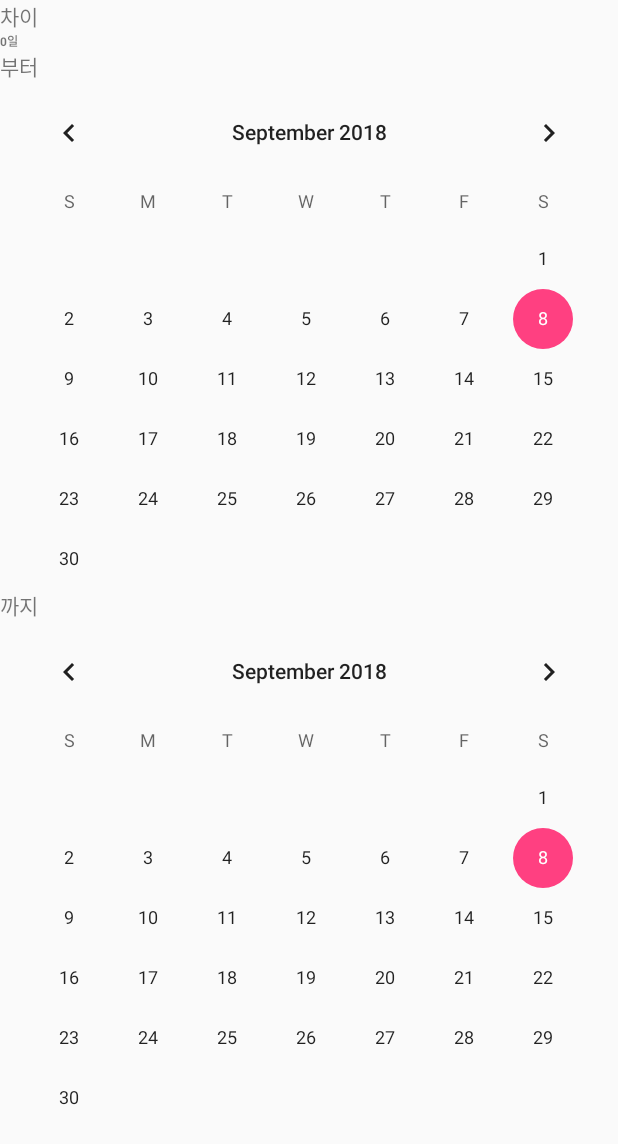
After one commit to sunsun4343/DateCalc, an Android app: the BetweenDateActivity screen opened directly, with no data from a screen before it, on a phone screen of 412 x 824 dp. The commit adds this screen. Shown: the top 1144 px of the screen. Run offline under Robolectric (Android 15) with nearby library versions, the phone set to English and light mode, and no system bars.

Commit message:
기능제작

```diff
--- /dev/null
+++ b/app/src/main/java/ts/u/datecalc/BetweenDateActivity.java
@@ -0,0 +1,91 @@
+package ts.u.datecalc;
+
+import android.os.Debug;
+import android.support.annotation.NonNull;
+import android.support.v7.app.AppCompatActivity;
+import android.os.Bundle;
+import android.util.Log;
+import android.widget.CalendarView;
+import android.widget.TextView;
+
+import org.w3c.dom.Text;
+
+import java.util.Calendar;
+import java.util.Date;
+import java.util.GregorianCalendar;
+
+public class BetweenDateActivity extends AppCompatActivity {
+
+    CalendarView calendarView_from;
+    CalendarView calendarView_to;
+    TextView textView_result;
+
+    Calendar fromCalendar;
+    Calendar toCalendar;
+
+    Date fromDate;
+    Date toDate;
+
+    int differenceDay = 0;
+
+    @Override
+    protected void onCreate(Bundle savedInstanceState) {
+        super.onCreate(savedInstanceState);
+        setContentView(R.layout.activity_between_date);
+
+        calendarView_from = (CalendarView)findViewById(R.id.calendarView_from);
+        calendarView_to = (CalendarView)findViewById(R.id.calendarView_to);
+        textView_result = (TextView)findViewById(R.id.textView_result);
+
+        fromDate = new Date(calendarView_from.getDate());
+        toDate = new Date(calendarView_to.getDate());
+
+        fromCalendar = Calendar.getInstance();
+        toCalendar = Calendar.getInstance();
+
+        fromCalendar.setTime(fromDate);
+        toCalendar.setTime(toDate);
+
+        Calc();
+
+        calendarView_from.setOnDateChangeListener(new CalendarView.OnDateChangeListener() {
+            @Override
+            public void onSelectedDayChange(@NonNull CalendarView view, int year, int month, int dayOfMonth) {
+                fromCalendar.clear();
+                fromCalendar.set(year, month, dayOfMonth);
+                Calc();
+            }
+        });
+
+        calendarView_to.setOnDateChangeListener(new CalendarView.OnDateChangeListener() {
+            @Override
+            public void onSelectedDayChange(@NonNull CalendarView view, int year, int month, int dayOfMonth) {
+                toCalendar.clear();
+                toCalendar.set(year, month, dayOfMonth);
+                Calc();
+            }
+        });
+
+
+    }
+
+    void Calc(){
+
+        long fromMS = fromCalendar.getTimeInMillis();
+        long fromS = (long)(fromMS / 1000);
+        long fromM = (long)(fromS / 60);
+        long fromH = (long)(fromM / 60);
+        int fromD = (int)(fromH / 24);
+
+        long toMS = toCalendar.getTimeInMillis();
+        long toS = (long)(toMS / 1000);
+        long toM = (long)(toS / 60);
+        long toH = (long)(toM / 60);
+        int toD = (int)(toH / 24);
+
+        differenceDay = toD - fromD;
+
+        textView_result.setText(differenceDay + "일");
+    }
+
+}
--- /dev/null
+++ b/app/src/main/res/layout/activity_between_date.xml
@@ -0,0 +1,58 @@
+<?xml version="1.0" encoding="utf-8"?>
+<LinearLayout xmlns:android="http://schemas.android.com/apk/res/android"
+    xmlns:app="http://schemas.android.com/apk/res-auto"
+    xmlns:tools="http://schemas.android.com/tools"
+    android:layout_width="match_parent"
+    android:layout_height="match_parent"
+    android:orientation="vertical"
+    tools:context=".BetweenDateActivity">
+
+    <TextView
+        android:id="@+id/textView3"
+        android:layout_width="match_parent"
+        android:layout_height="wrap_content"
+        android:text="차이" />
+
+    <TextView
+        android:id="@+id/textView_result"
+        android:layout_width="match_parent"
+        android:layout_height="wrap_content"
+        android:text="동일한 날짜"
+        android:textSize="@dimen/font_level_5"
+        android:textStyle="bold" />
+
+    <ScrollView
+        android:layout_width="match_parent"
+        android:layout_height="match_parent">
+
+        <LinearLayout
+            android:layout_width="match_parent"
+            android:layout_height="wrap_content"
+            android:orientation="vertical" >
+
+            <TextView
+                android:id="@+id/textView"
+                android:layout_width="match_parent"
+                android:layout_height="wrap_content"
+                android:text="부터" />
+
+            <CalendarView
+                android:id="@+id/calendarView_from"
+                android:layout_width="match_parent"
+                android:layout_height="wrap_content" />
+
+            <TextView
+                android:id="@+id/textView2"
+                android:layout_width="match_parent"
+                android:layout_height="wrap_content"
+                android:text="까지" />
+
+            <CalendarView
+                android:id="@+id/calendarView_to"
+                android:layout_width="match_parent"
+                android:layout_height="wrap_content" />
+
+        </LinearLayout>
+    </ScrollView>
+
+</LinearLayout>
```
Also changed, not shown: app/src/main/AndroidManifest.xml (+5 -4 lines), app/src/main/java/ts/u/datecalc/DdayActivity.java (added, +102 -0 lines), app/src/main/java/ts/u/datecalc/MainActivity.java (+13 -5 lines), app/src/main/res/layout/activity_dday.xml (added, +61 -0 lines), app/src/main/res/layout/activity_main.xml (+4 -8 lines).
